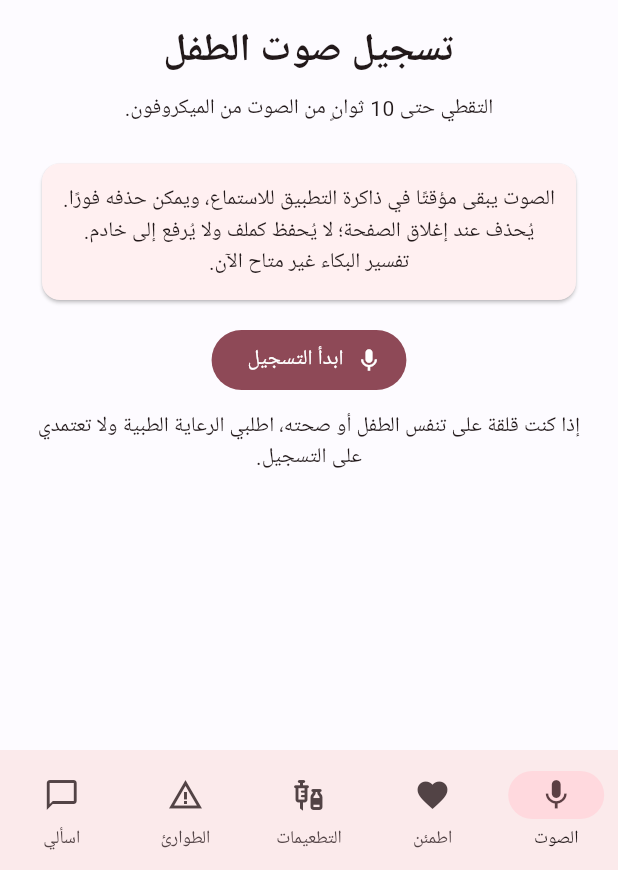
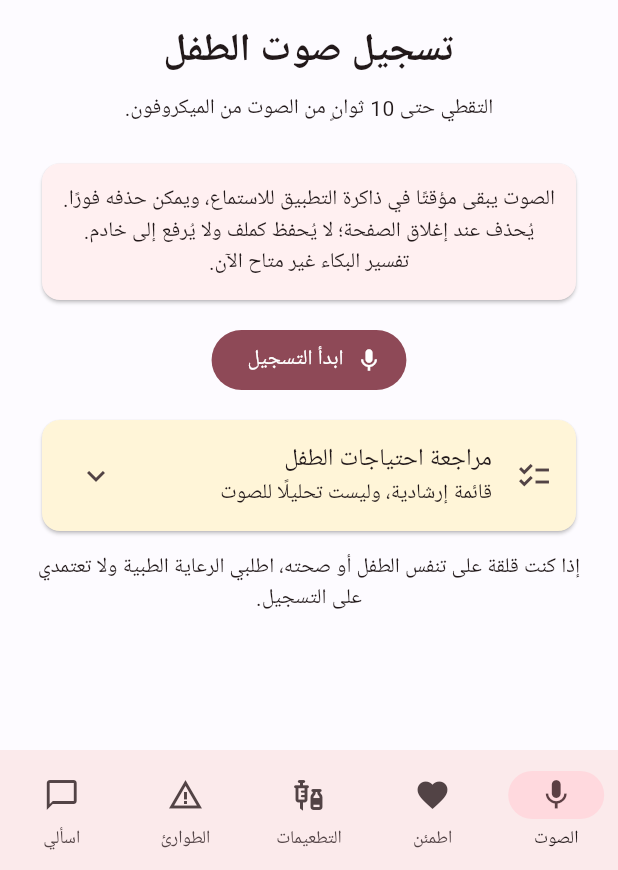
Before and after one commit to Mmostafa4/baby-monitor, a Flutter app: the Home screen opened directly with empty values, on a phone screen of 412 x 824 dp, the part 366-1236 px from its top. Run offline on Flutter 3.47's test engine with Material 3 defaults, Android fonts, the phone set to English and light mode, and no system bars; our stand-ins replace audioplayers, flutter_svg, geolocator, shared_preferences; missing offline and left inert: record; accounts and stored records are empty.

Commit message:
feat: add cry needs guidance and iOS simulator build

```diff
--- a/lib/main.dart
+++ b/lib/main.dart
@@ -16,6 +16,7 @@ import 'models/daily_log_entry.dart';
 import 'services/cry_recording_service.dart';
 import 'services/newborn_assistant_service.dart';
 import 'widgets/baby_monitor_logo.dart';
+import 'widgets/cry_needs_guide.dart';
 
 void main() => runApp(const BabyMonitorApp());
 
@@ -1062,6 +1063,8 @@ class _CryPageState extends State<CryPage> with WidgetsBindingObserver {
             padding: const EdgeInsets.only(top: 18),
             child: Text(message, textAlign: TextAlign.center),
           ),
+        const SizedBox(height: 12),
+        const CryNeedsGuide(),
         const SizedBox(height: 10),
         const Text(
           'إذا كنت قلقة على تنفس الطفل أو صحته، اطلبي الرعاية الطبية ولا تعتمدي على التسجيل.',
--- /dev/null
+++ b/lib/widgets/cry_needs_guide.dart
@@ -0,0 +1,109 @@
+import 'package:flutter/material.dart';
+
+/// A caregiver checklist. It deliberately does not label a cause from audio.
+class CryNeedsGuide extends StatelessWidget {
+  const CryNeedsGuide({super.key});
+
+  static const List<_CryNeedTip> _tips = [
+    _CryNeedTip(
+      icon: Icons.restaurant,
+      title: 'جوع',
+      check:
+          'لاحظي إشاراته مثل مصّ اليد، فتح وإغلاق الفم، أو تحريك الرأس بحثًا عن الرضعة. البكاء قد يكون علامة متأخرة للجوع.',
+      suggestion:
+          'هدّئيه أولًا إذا كان منزعجًا، ثم اعرضي الرضعة المعتادة إذا ظهرت إشارات الجوع وكان موعدها مناسبًا.',
+    ),
+    _CryNeedTip(
+      icon: Icons.air,
+      title: 'مغص أو غازات',
+      check:
+          'راجعي إن كان البكاء يحدث أثناء الرضعة أو بعدها، أو كان الطفل يبدو غير مرتاح. هذه الملاحظات وحدها لا تؤكد المغص.',
+      suggestion:
+          'جرّبي التجشؤ بلطف مع دعم الرأس والرقبة بالطريقة المناسبة للرضعة. إذا تكرر البكاء أو بدا غير معتاد، استشيري طبيب الطفل.',
+    ),
+    _CryNeedTip(
+      icon: Icons.volume_off,
+      title: 'ضيقة أو إرهاق',
+      check:
+          'راجعي إن كان المكان مزدحمًا بالضوضاء أو الضوء أو الحركة، وهل حان وقت الراحة المعتاد.',
+      suggestion:
+          'خففي المثيرات حوله ووفري مكانًا هادئًا، ثم لاحظي هل يهدأ. هذا لا يحدد سبب البكاء من الصوت.',
+    ),
+    _CryNeedTip(
+      icon: Icons.favorite,
+      title: 'احتياج للقرب والحنان',
+      check:
+          'بعض الأطفال يحتاجون إلى قرب مقدم الرعاية أو الاطمئنان، وقد يهدؤون عند الحمل أو سماع صوت مألوف.',
+      suggestion:
+          'جرّبي احتضانه والتحدث إليه بهدوء. لا تهزي الطفل أبدًا؛ وإذا احتجتِ استراحة، ضعيه في مكان آمن واطلبي دعم شخص تثقين به.',
+    ),
+    _CryNeedTip(
+      icon: Icons.accessibility_new,
+      title: 'انزعاج جسدي',
+      check:
+          'افحصي الحفاض، والملابس أو أي شيء يضغط على الجسم، وملاءمة الجو، وانظري إن كانت شعرة أو خيط ملتفًا حول إصبع.',
+      suggestion:
+          'أزيلي سبب الضغط إن وُجد، وعدّلي الملابس أو البيئة برفق، ثم راقبي حالته.',
+    ),
+  ];
+
+  @override
+  Widget build(BuildContext context) => Card(
+        color: const Color(0xfffff5d8),
+        child: ExpansionTile(
+          leading: const Icon(Icons.checklist),
+          title: const Text('مراجعة احتياجات الطفل'),
+          subtitle: const Text('قائمة إرشادية، وليست تحليلًا للصوت'),
+          childrenPadding: const EdgeInsetsDirectional.fromSTEB(
+            16,
+            0,
+            16,
+            12,
+          ),
+          children: [
+            const Padding(
+              padding: EdgeInsets.only(bottom: 8),
+              child: Text(
+                'لا يحدد التسجيل السبب. راجعي إشارات الطفل وسياق الرضعة والرعاية:',
+              ),
+            ),
+            for (final tip in _tips)
+              ExpansionTile(
+                leading: Icon(tip.icon),
+                title: Text(tip.title),
+                childrenPadding: const EdgeInsetsDirectional.fromSTEB(
+                  16,
+                  0,
+                  16,
+                  16,
+                ),
+                children: [
+                  Align(
+                    alignment: AlignmentDirectional.centerStart,
+                    child: Text(
+                      'راجعي: ' +
+                          tip.check +
+                          '\n\nيمكنك تجربة: ' +
+                          tip.suggestion,
+                    ),
+                  ),
+                ],
+              ),
+          ],
+        ),
+      );
+}
+
+class _CryNeedTip {
+  final IconData icon;
+  final String title;
+  final String check;
+  final String suggestion;
+
+  const _CryNeedTip({
+    required this.icon,
+    required this.title,
+    required this.check,
+    required this.suggestion,
+  });
+}
```
Also changed, not shown: 3 other files.
